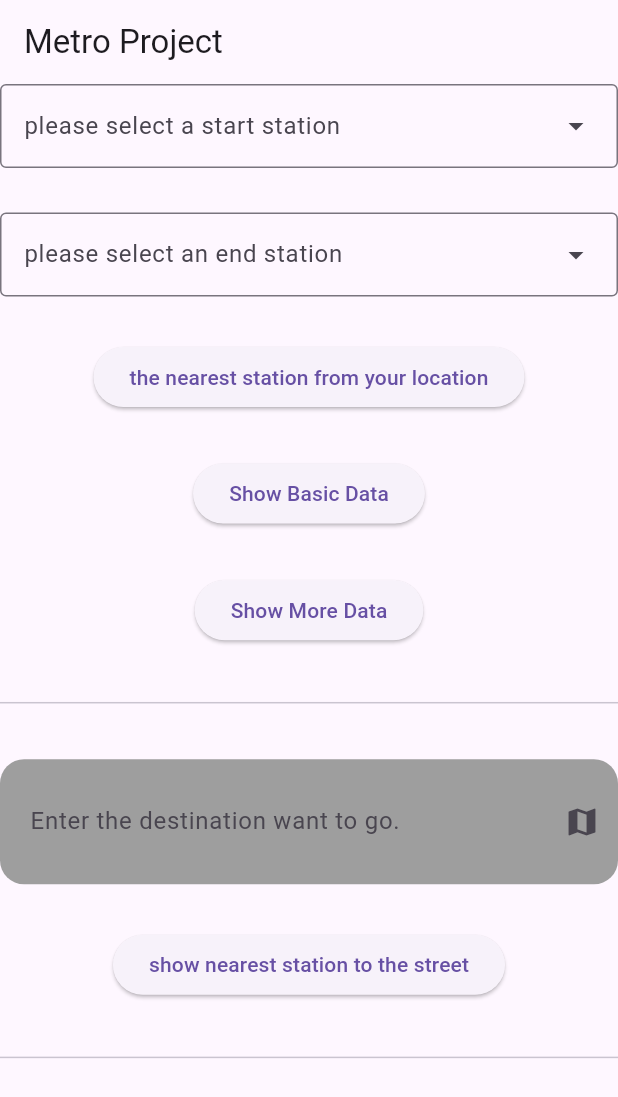
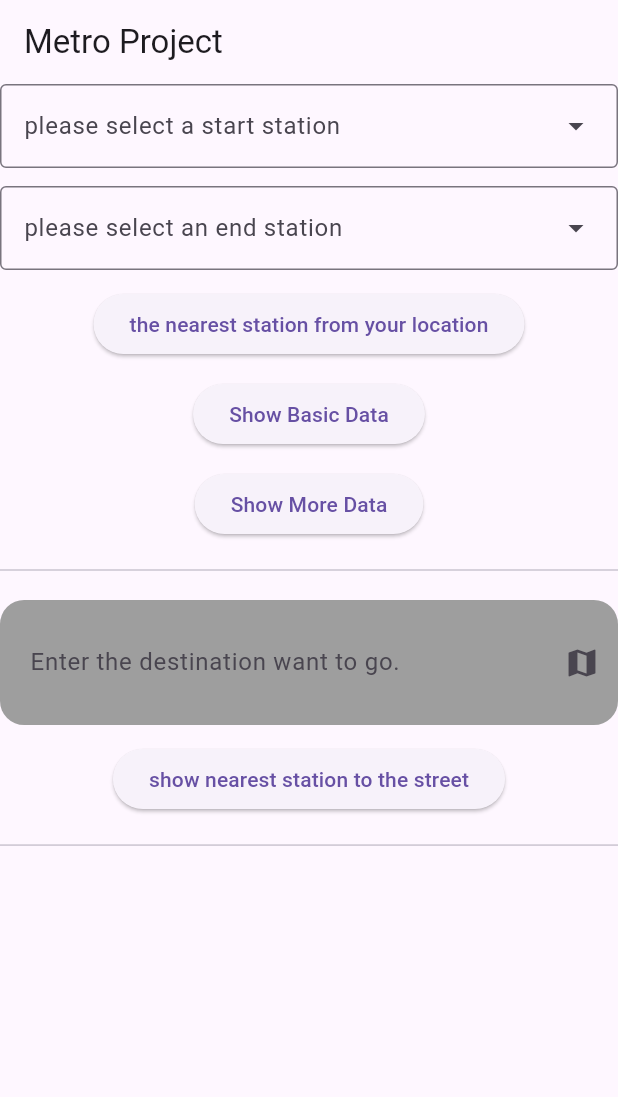
Before and after one commit to Amrwael10/metro_project, a Flutter app: the screen it shows after launch, on a phone screen of 412 x 824 dp. Shown: the top 1097 px of the screen. Run offline on Flutter 3.47's test engine with Material 3 defaults, Android fonts, the light colour scheme and no system bars; our stand-ins replace dartx, flutter_screenutil, geocoding, geolocator, get.

Commit message:
fixed a bug

```diff
--- a/lib/metro_project/screens/DetailsPage.dart
+++ b/lib/metro_project/screens/DetailsPage.dart
@@ -11,8 +11,7 @@ class DetailsPage extends StatelessWidget {
     final Route = Get.arguments;
     return Scaffold(
       appBar: AppBar(title: const Text("Metro Project")),
-      body: SafeArea(
-        child: Stack(
+      body: Stack(
         children: [
           Container(
             decoration: BoxDecoration(
@@ -41,7 +40,6 @@ class DetailsPage extends StatelessWidget {
           ),
         ],
       ),
-      ),
     );
   }
 }
--- a/lib/metro_project/screens/HomePage.dart
+++ b/lib/metro_project/screens/HomePage.dart
@@ -111,7 +111,7 @@ class _HomePageState extends State<HomePage> {
       body: SingleChildScrollView(
         scrollDirection: Axis.vertical,
         child: Column(
-          spacing: 12.h,
+          spacing: 12,
           children: [
             DropdownMenu<String>(
                 onSelected: (a) {
```
Lines whose indentation alone changed are shown as unchanged.
